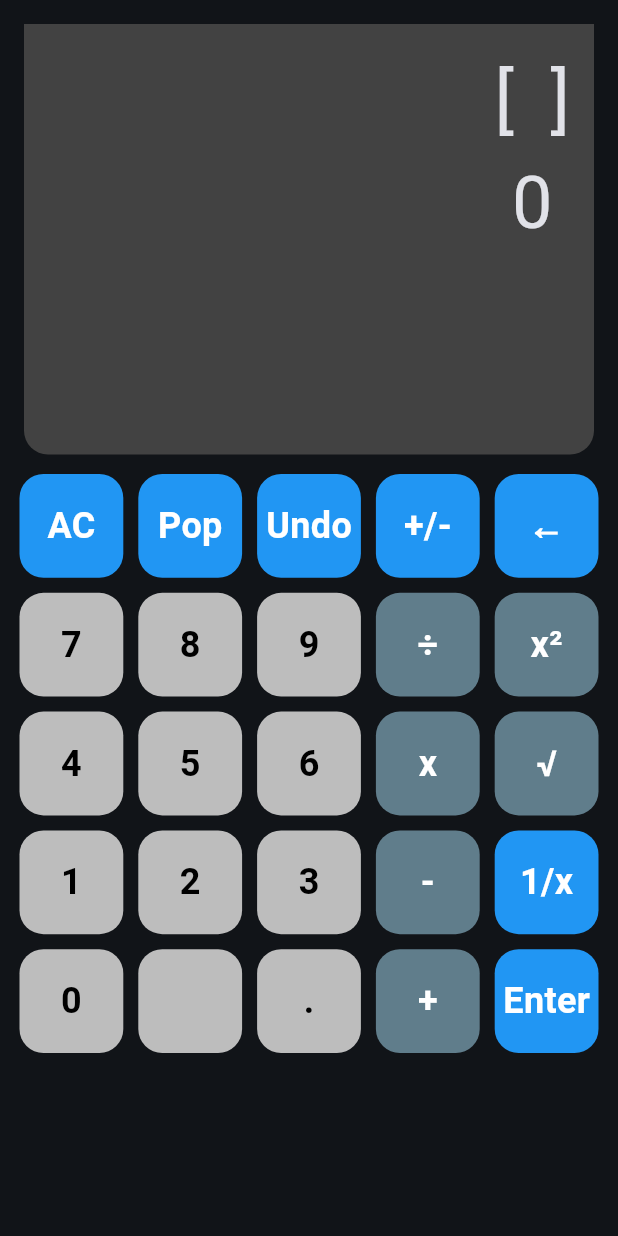
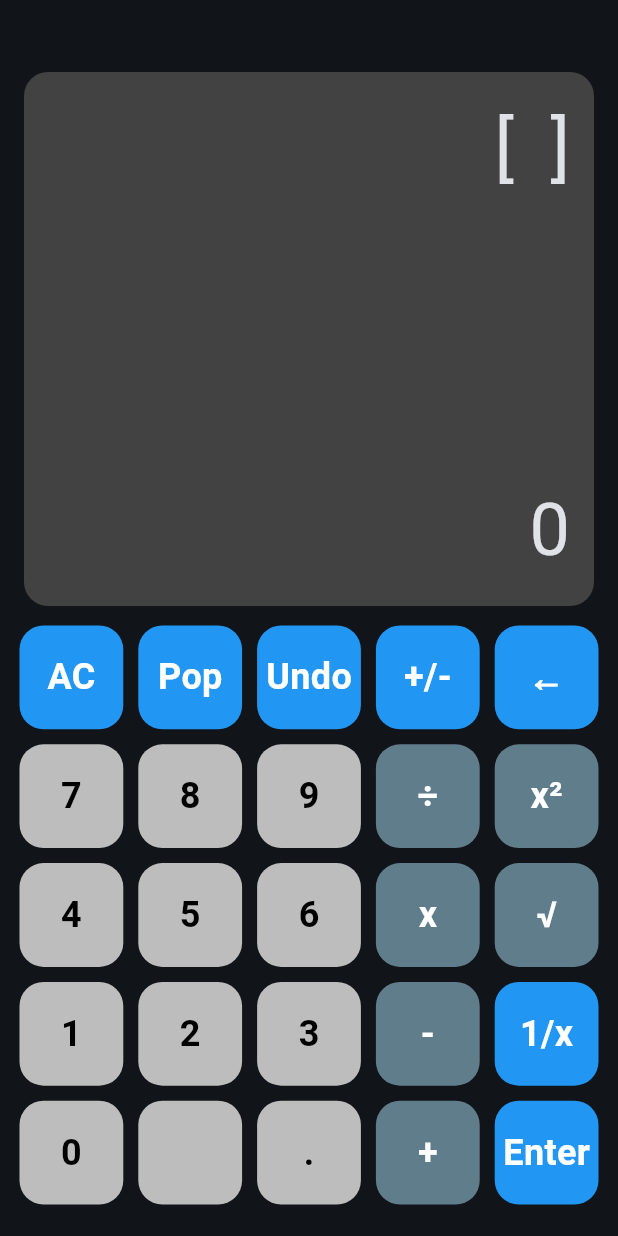
Before and after one commit to juuwel/rpn-calculator, a Flutter app: the screen it shows after launch, on a phone screen of 412 x 824 dp. Run offline on Flutter 3.47's test engine with Material 3 defaults, Android fonts, the phone set to English and light mode, and no system bars.

Commit message:
more responsive layout

```diff
--- a/lib/components/calculator_screen.dart
+++ b/lib/components/calculator_screen.dart
@@ -19,25 +19,14 @@ class CalculatorScreen extends StatelessWidget {
   @override
   Widget build(BuildContext context) {
     return LayoutBuilder(builder: (context, constraints) {
-      if (constraints.maxWidth < 768) {
+      final height = constraints.maxHeight;
+      if (true) {
         return MaterialApp(
           debugShowCheckedModeBanner: false,
           title: 'Calculator',
           theme: _buildThemeData(),
           home: Scaffold(
-            body: _buildBody(),
-          ),
-        );
-      } else {
-        return MaterialApp(
-          debugShowCheckedModeBanner: false,
-          title: 'Calculator',
-          theme: _buildThemeData(),
-          home: Scaffold(
-            body: ConstrainedBox(
-              constraints: const BoxConstraints(maxWidth: 768),
-              child: _buildBody(),
-            ),
+            body: _buildBody(height),
           ),
         );
       }
@@ -57,16 +46,32 @@ class CalculatorScreen extends StatelessWidget {
     );
   }
 
-  Widget _buildBody() {
+  Widget _buildBody(num height) {
+    return LayoutBuilder(
+      builder: (BuildContext context, BoxConstraints constraints) {
+        final screenHeight = constraints.maxHeight;
+        final screenWidth = constraints.maxWidth;
+        final numpadHeight = screenWidth / 5 * 5;
+        final displayHeight = screenHeight - numpadHeight - 40; // top spacing
+
         return Padding(
-      padding: const EdgeInsets.all(8.0),
+          padding: const EdgeInsets.symmetric(horizontal: 8.0),
           child: Column(
             mainAxisAlignment: MainAxisAlignment.spaceBetween,
             children: <Widget>[
-          Display(numberToAdd: numberToAdd, stack: stack),
-          Numpad(onButtonPressed: onButtonPressed),
+              const SizedBox(height: 40),
+              SizedBox(
+                height: displayHeight,
+                child: Display(numberToAdd: numberToAdd, stack: stack),
+              ),
+              SizedBox(
+                height: numpadHeight,
+                child: Numpad(onButtonPressed: onButtonPressed),
+              ),
             ],
           ),
         );
+      },
+    );
   }
 }
--- a/lib/components/display.dart
+++ b/lib/components/display.dart
@@ -8,21 +8,20 @@ class Display extends StatelessWidget {
 
   @override
   Widget build(BuildContext context) {
-    return Expanded(
-      flex: 3,
-      child: Padding(
+    return Padding(
       padding: const EdgeInsets.all(8.0),
       child: Container(
         decoration: BoxDecoration(
           color: Colors.grey[800],
-            borderRadius: const BorderRadius.only(
-              bottomLeft: Radius.circular(16),
-              bottomRight: Radius.circular(16),
+          borderRadius: const BorderRadius.all(
+            Radius.circular(16),
           ),
         ),
         alignment: Alignment.centerRight,
         padding: const EdgeInsets.all(16),
         child: Column(
+          mainAxisAlignment: MainAxisAlignment.spaceBetween,
+          crossAxisAlignment: CrossAxisAlignment.end,
           children: [
             Text(
               key: const Key("Display"),
@@ -36,7 +35,6 @@ class Display extends StatelessWidget {
           ],
         ),
       ),
-      ),
     );
   }
 }
--- a/lib/components/numpad.dart
+++ b/lib/components/numpad.dart
@@ -9,20 +9,22 @@ class Numpad extends StatelessWidget {
 
   @override
   Widget build(BuildContext context) {
-    return Expanded(
-      flex: 5,
-      child: GridView.count(
+    return LayoutBuilder(builder: (context, constraints) {
+      final buttonSize = constraints.maxHeight / 5;
+
+      return GridView.count(
         crossAxisCount: 5,
         padding: const EdgeInsets.all(5),
         crossAxisSpacing: 10,
         mainAxisSpacing: 10,
+        childAspectRatio: buttonSize / buttonSize,
         children: buttons.map((String value) {
           return CalculatorButton(
             value: value,
             onPressed: (value) => onButtonPressed(value),
           );
         }).toList(),
-      ),
-    );
+      );
+    });
   }
 }
--- a/lib/main.dart
+++ b/lib/main.dart
@@ -5,7 +5,8 @@ import 'package:calculator/data.dart';
 import 'package:calculator/logic/calculations.dart';
 import 'package:flutter/material.dart';
 
-// TODO: overflow with long results
+// TODO: overflow with long results and overall styling
+// TODO: big screens
 void main() {
   runApp(const MyApp());
 }
```
Lines whose indentation alone changed are shown as unchanged.
